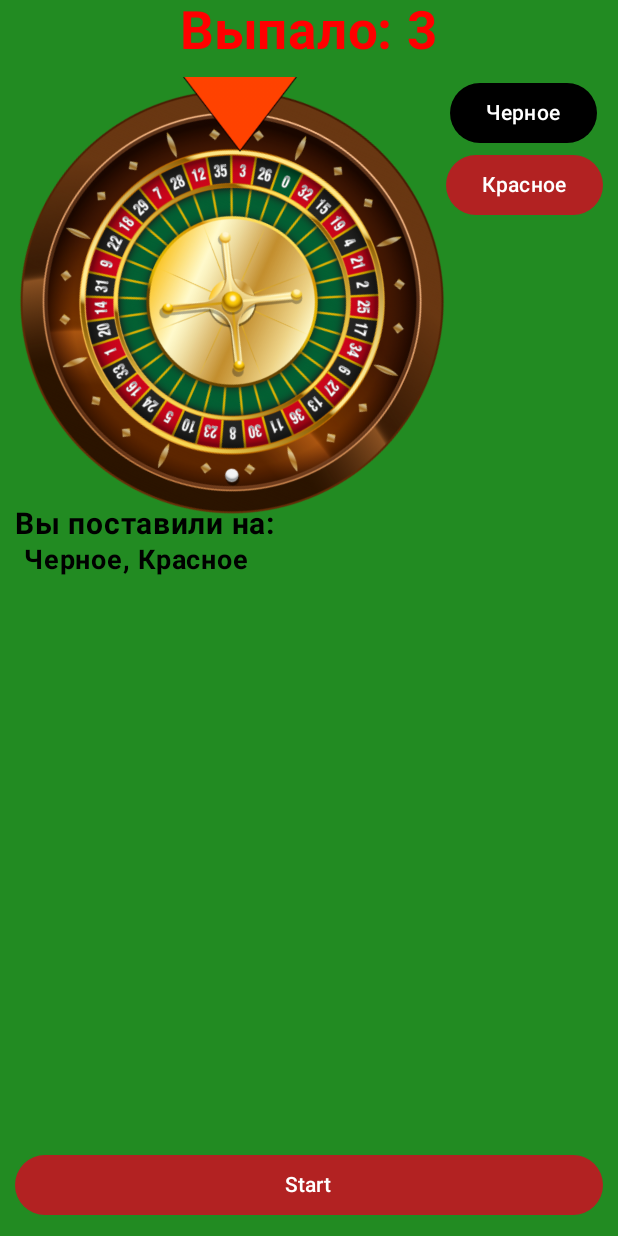
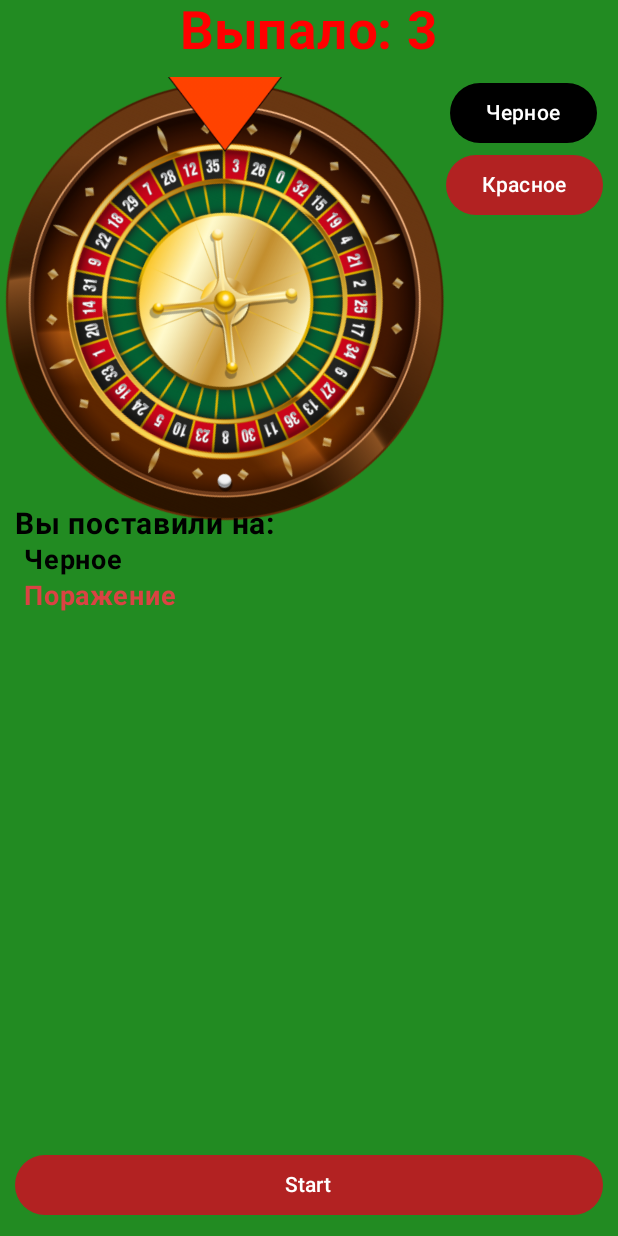
Before and after one commit to georgijsorokopud/RuleGameCompose, an Android app built with Jetpack Compose: the screen it shows after launch (MainActivity), after a tap on "Start", on a phone screen of 412 x 824 dp. Run offline under Robolectric (Android 15) with nearby library versions, the phone set to English and light mode, and no system bars; 2 other taps on this screen came first.

Commit message:
Функционал победы/проигрыша (надо стукруризовать код для большей читаемости)

```diff
--- a/app/src/main/java/com/gosha/rulegamecompose/ruleScreen/RuleScreen.kt
+++ b/app/src/main/java/com/gosha/rulegamecompose/ruleScreen/RuleScreen.kt
@@ -1,14 +1,12 @@
 package com.gosha.rulegamecompose.ruleScreen
 
 import android.util.Log
-import android.widget.Toast
 import androidx.compose.animation.core.animateFloatAsState
 import androidx.compose.animation.core.tween
 import androidx.compose.foundation.Image
 import androidx.compose.foundation.layout.Arrangement
 import androidx.compose.foundation.layout.Box
 import androidx.compose.foundation.layout.Column
-import androidx.compose.foundation.layout.Row
 import androidx.compose.foundation.layout.fillMaxSize
 import androidx.compose.foundation.layout.fillMaxWidth
 import androidx.compose.foundation.layout.height
@@ -31,30 +29,29 @@ import androidx.compose.ui.draw.rotate
 import androidx.compose.ui.graphics.Color
 import androidx.compose.ui.res.painterResource
 import androidx.compose.ui.text.font.FontWeight
-import androidx.compose.ui.tooling.preview.Preview
 import androidx.compose.ui.unit.dp
 import androidx.compose.ui.unit.sp
 import com.gosha.rulegamecompose.R
 import com.gosha.rulegamecompose.utils.ValueList
-import com.gosha.rulegamecompose.utils.BetList
 import kotlin.math.roundToInt
 
 @Composable
 fun RuleScreen() {
+
     // Состояние для значения вращения
-    var rotationValue by remember {
-        mutableStateOf(0f)
-    }
+    var rotationValue by remember { mutableStateOf(0f) }
 
     // Состояние для выбранного номера
-    var number by remember {
-        mutableStateOf(0)
-    }
+    var number by remember { mutableStateOf(0) }
 
-    // состояние для отрисовки ставки
-    val bet = remember {
-        mutableStateListOf<String>()
-    }
+    // Состояние для отрисовки ставки
+    val bet = remember { mutableStateListOf<String>() }
+
+    // Состояние для текста победы или поражения
+    var winLose by remember { mutableStateOf("") }
+
+    // Состояние для цвета текста победы или поражения
+    var winLoseColor by remember { mutableStateOf(Color.White) }
 
     // Анимация вращения с длительностью 2000 мс
     val angle: Float by animateFloatAsState(
@@ -74,9 +71,39 @@ fun RuleScreen() {
             } else {
                 Log.e("RuleScreen", "Index out of bounds: $index")
             }
+            val color = ValueList.colors[index]
+            // Проверяем, был ли цвет черным и делаем проверку ставки
+            if (number == 0) { // Индекс 0 соответствует номеру 1 (нулю на рулетке)
+                if (bet.isNotEmpty()) {
+                    winLose = ""
+                    winLoseColor = Color(0xFFDA4343) // Красный цвет для поражения
+                } else {
+                    winLose = ""
+                }
+            } else {
+                if (color == Color.Black) {
+                    if (bet.contains("Черное")) {
+                        winLose = "Победа"
+                        winLoseColor = Color(0xFF44DA43)
+                    } else {
+                        winLose = "Поражение"
+                        winLoseColor = Color(0xFFDA4343)
+                    }
+                } else if (color == Color.Red) {
+                    if (bet.contains("Красное")) {
+                        winLose = "Победа"
+                        winLoseColor = Color(0xFF44DA43)
+                    } else {
+                        winLose = "Поражение"
+                        winLoseColor = Color(0xFFDA4343)
+                    }
+                } else {
+                    winLose = ""
+                    winLoseColor = Color(0xFFDA4343)
+                }
+            }
         }
     )
-
     Column(
         modifier = Modifier.fillMaxSize(),
         verticalArrangement = Arrangement.SpaceBetween
@@ -112,14 +139,14 @@ fun RuleScreen() {
                 Modifier
                     .width(300.dp)
                     .height(300.dp)
-                    .padding(start = 10.dp)
                     .rotate(angle)
             )
             // Неподвижное изображение указателя
             Image(
                 painter = painterResource(R.drawable.pointer),
                 contentDescription = "Pointer",
-                Modifier.padding(start = 10.dp).width(300.dp)
+                Modifier
+                    .width(300.dp)
                     .height(300.dp)
             )
             Column(
@@ -130,38 +157,48 @@ fun RuleScreen() {
                 Button(
                     onClick = {
                         if (bet.size < 5) {
-                            if (!bet.contains("Черное")) {
+                            // Если в списке есть элемент "Красное", не добавляем "Черное"
+                            if (bet.contains("Красное")) {
+                                Log.d("BlackPick", "Элемент 'Красное' уже существует в списке. Нельзя добавить 'Черное'.")
+                            } else if (!bet.contains("Черное")) {
                                 bet.add("Черное")
                             } else {
-                                Log.d("BlackPick", "Элемент уже существует в списке")
+                                Log.d("BlackPick", "Элемент 'Черное' уже существует в списке.")
                             }
                         } else {
-                            Log.d("BlackPick", "максимально кол-во ставок")
+                            Log.d("BlackPick", "Максимально количество ставок.")
                         }
                     },
                     colors = ButtonDefaults.buttonColors(Color.Black),
                     modifier = Modifier.padding(end = 14.dp)
                 ) {
-                    Text(text = "Черное",
-                        color = Color.White)
+                    Text(
+                        text = "Черное",
+                        color = Color.White
+                    )
                 }
                 Button(
                     onClick = {
                         if (bet.size < 5) {
-                            if (!bet.contains("Красное")) {
+                            // Если в списке есть элемент "Черное", не добавляем "Красное"
+                            if (bet.contains("Черное")) {
+                                Log.d("RedPick", "Элемент 'Черное' уже существует в списке. Нельзя добавить 'Красное'.")
+                            } else if (!bet.contains("Красное")) {
                                 bet.add("Красное")
                             } else {
-                                Log.d("RedPick", "Элемент уже существует в списке")
+                                Log.d("RedPick", "Элемент 'Красное' уже существует в списке.")
                             }
                         } else {
-                            Log.d("RedPick", "Максимально количество ставок")
+                            Log.d("RedPick", "Максимально количество ставок.")
                         }
                     },
                     colors = ButtonDefaults.buttonColors(Color(0xFFB22222)),
                     modifier = Modifier.padding(end = 10.dp)
                 ) {
-                    Text(text = "Красное",
-                        color = Color.White)
+                    Text(
+                        text = "Красное",
+                        color = Color.White
+                    )
                 }
                 Text(
                     text = "Вы поставили на: ",
@@ -179,6 +216,15 @@ fun RuleScreen() {
                         .padding(start = 16.dp),
                     fontSize = 18.sp,
                     color = Color.Black,
+                    fontWeight = FontWeight.Bold,
+                )
+                Text(
+                    text = winLose,
+                    modifier = Modifier
+                        .fillMaxWidth()
+                        .padding(start = 16.dp),
+                    fontSize = 18.sp,
+                    color = winLoseColor,
                     fontWeight = FontWeight.Bold,
                 )
             }
--- a/build.gradle.kts
+++ b/build.gradle.kts
@@ -1,5 +1,5 @@
 // Top-level build file where you can add configuration options common to all sub-projects/modules.
 plugins {
-    id("com.android.application") version "8.2.2" apply false
+    id("com.android.application") version "8.5.1" apply false
     id("org.jetbrains.kotlin.android") version "1.9.0" apply false
 }
```
Also changed, not shown: gradle/wrapper/gradle-wrapper.properties.
